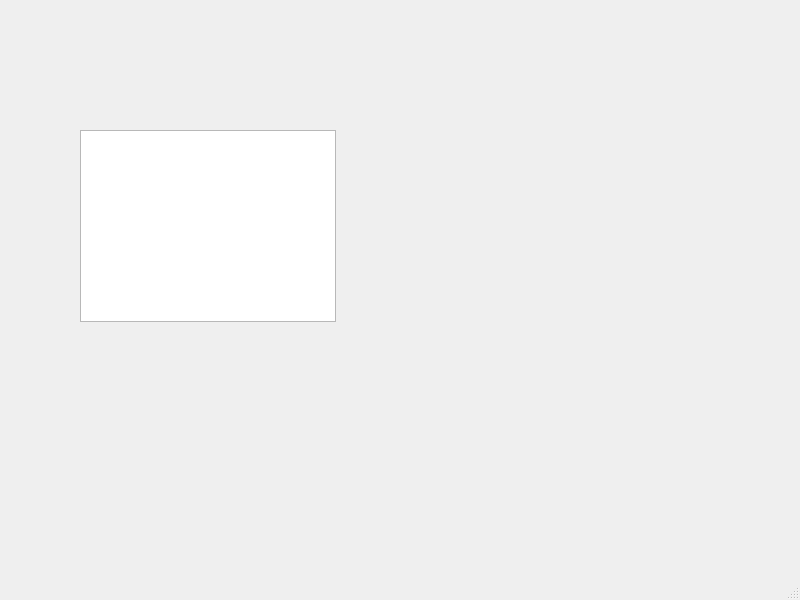
First picture: the form in mainwindow.ui, repository GordPavel/lab3, before the edit.
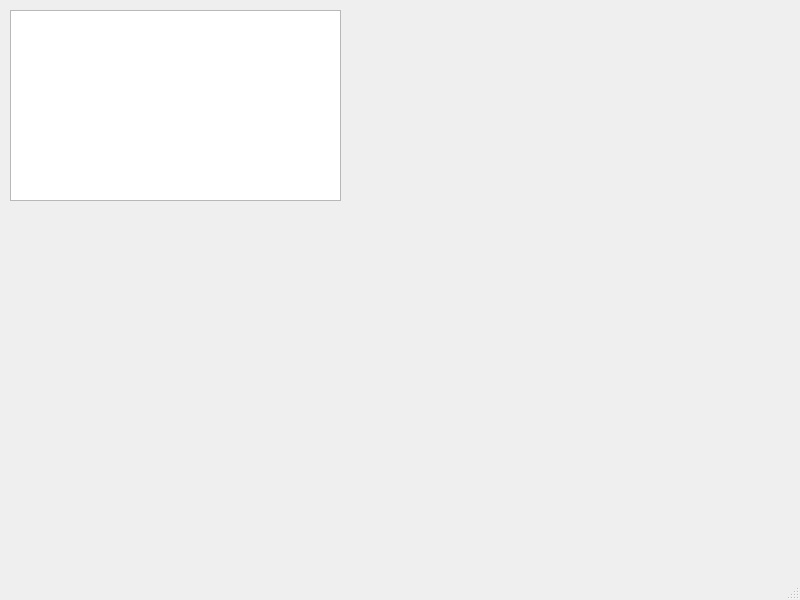
Second picture: the form after the edit.

```diff
--- a/mainwindow.ui
+++ b/mainwindow.ui
@@ -17,10 +17,10 @@
    <widget class="QTableWidget" name="tableWidget">
     <property name="geometry">
      <rect>
-      <x>80</x>
-      <y>130</y>
-      <width>256</width>
-      <height>192</height>
+      <x>10</x>
+      <y>10</y>
+      <width>331</width>
+      <height>191</height>
      </rect>
     </property>
    </widget>
```
